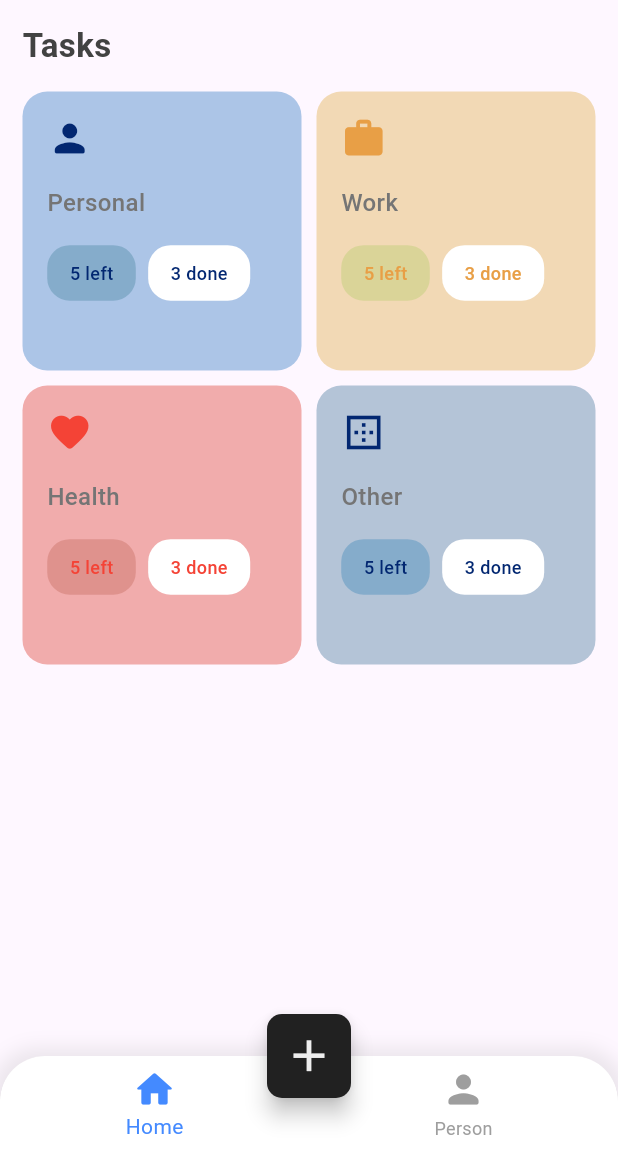
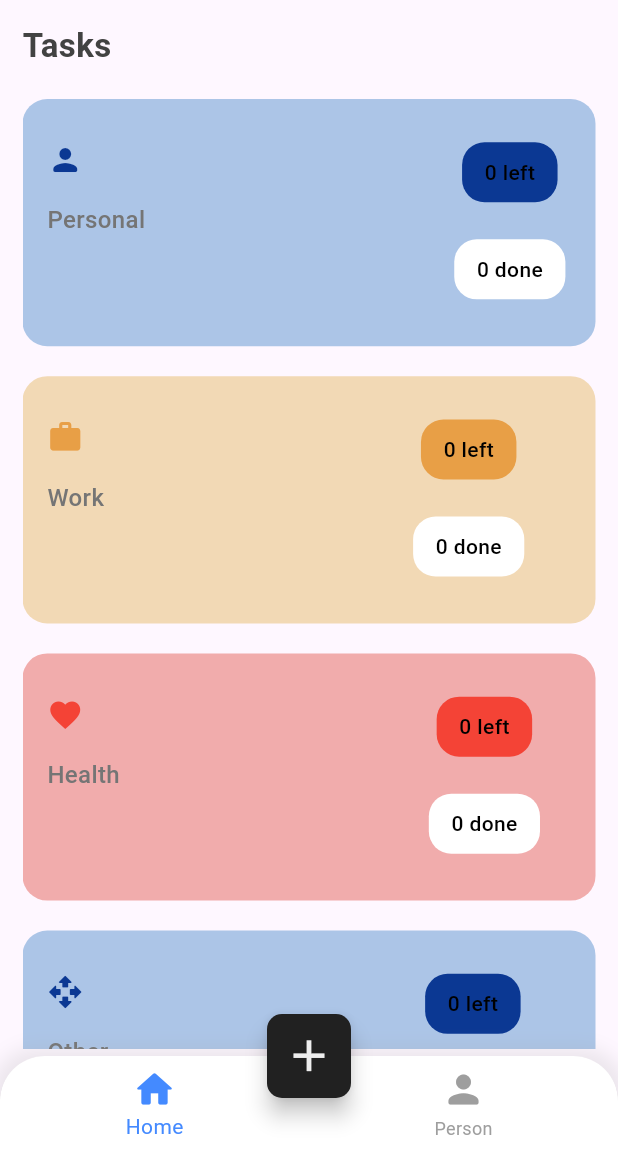
Before and after one commit to aman-tiwari18/TaskManagementApp, a Flutter app: the screen it shows after launch, on a phone screen of 412 x 824 dp, the part 84-1236 px from its top. Run offline on Flutter 3.47's test engine with Material 3 defaults, Android fonts, the phone set to English and light mode, and no system bars; our stand-ins replace timeline_tile.

Commit message:
fixed overflow

```diff
--- a/lib/modals/Task_modal.dart
+++ b/lib/modals/Task_modal.dart
@@ -1,109 +1,219 @@
 import 'package:flutter/material.dart';
 import 'package:note_app/widgets/constants.dart';
 
-class Task {
-  IconData? icon;
-  String? title;
-  Color? bgcolor;
-  Color? iconcolor;
-  Color? btncolor;
-  num? left;
-  List<Map<String, dynamic>>? desc;
-  num? done;
-  bool isLast;
+import 'dart:math';
 
-  Task(
-      {this.icon,
-      this.title,
-      this.bgcolor,
-      this.iconcolor,
-      this.btncolor,
-      this.left,
-      this.desc,
-      this.done,
-      this.isLast = false});
+abstract class Category {
+  String get title;
+  Icon get icon;
+  Color get bgColor;
+  List<Todo> get todos;
 
-  static List<Task> generateTasks() {
-    return [
-      Task(
-        icon: Icons.person_rounded,
-        title: 'Personal',
-        bgcolor: kBlueLight,
-        iconcolor: kBlueDark,
-        btncolor: Color.fromARGB(255, 133, 172, 203),
-        left: 5,
-        desc: [
-          {
-            'time': '10:00 AM',
-            'title': 'Watching a movie',
-            'slot': '10:00 AM - 11:00 AM',
-            'tlColor': kBlueDark,
-            'bgColor': kBlueLight,
-          },
-          {
-            'time': '11:00 AM',
-            'title': '',
-            'slot': '',
-            'tlColor': kYellowDark,
-            'bgColor': kYellowLight,
-          },
-          {
-            'time': '12:00 PM',
-            'title': 'Go to the Gym',
-            'slot': '12:00 PM - 1:00 PM',
-            'tlColor': kRedDark,
-            'bgColor': kRedLight,
-          },
-        ],
-        done: 3,
-        isLast: false,
-      ),
-      Task(
-        icon: Icons.work,
-        title: 'Work',
-        bgcolor: kYellowLight,
-        iconcolor: kYellowDark,
-        btncolor: const Color.fromARGB(255, 218, 212, 152),
-        left: 5,
-        desc: [
-          {
-            'time': '9:00 AM',
-            'title': 'Meeting with client',
-            'slot': '9:00 AM - 10:00 AM',
-            'tlColor': kRedDark,
-            'bgColor': kRedLight,
-          },
-          {
-            'time': '1:00 PM',
-            'title': 'call with Client',
-            'slot': '1:00 PM - 2:00 PM',
-            'tlColor': kYellowDark,
-            'bgColor': kYellowLight,
-          },
-        ],
-        done: 3,
-        isLast: false,
-      ),
-      Task(
-        icon: Icons.favorite_rounded,
-        title: 'Health',
-        bgcolor: kRedLight,
-        iconcolor: Colors.red,
-        btncolor: const Color.fromARGB(255, 223, 146, 141),
-        left: 5,
-        done: 3,
-        isLast: false,
-      ),
-      Task(
-        icon: Icons.border_outer_sharp,
-        title: 'Other',
-        bgcolor: kBlue,
-        iconcolor: kBlueDark,
-        btncolor: Color.fromARGB(255, 133, 172, 203),
-        left: 5,
-        done: 3,
-        isLast: false,
-      ),
-    ];
+  void add(Todo todo);
+  int getCompletedTask();
+  int getLeftTask();
+}
+
+class Personal extends Category {
+  static final Personal _instance = Personal._internal();
+
+  factory Personal() {
+    return _instance;
+  }
+
+  Personal._internal();
+
+  final String _title = "Personal";
+  final Icon _icon = const Icon(
+    Icons.person_rounded,
+    color: kBlueDark,
+  );
+  final Color _bgColor = kBlueLight;
+  final List<Todo> _todos = [];
+
+  @override
+  List<Todo> get todos => _todos;
+
+  @override
+  void add(Todo todo) {
+    _todos.add(todo);
+  }
+
+  @override
+  int getCompletedTask() {
+    return _todos.where((element) => element.completed == true).length;
+  }
+
+  @override
+  int getLeftTask() {
+    return _todos.where((element) => element.completed == false).length;
+  }
+
+  @override
+  Color get bgColor => _bgColor;
+
+  @override
+  Icon get icon => _icon;
+
+  @override
+  String get title => _title;
+}
+
+class Work extends Category {
+  final String _title = "Work";
+  final Icon _icon = const Icon(
+    Icons.work,
+    color: kYellowDark,
+  );
+  final Color _bgColor = kYellowLight;
+  final List<Todo> _todos = [];
+
+  static final Work _instance = Work._internal();
+
+  Work._internal();
+
+  factory Work() {
+    return _instance;
+  }
+
+  @override
+  List<Todo> get todos => _todos;
+
+  @override
+  void add(Todo todo) {
+    _todos.add(todo);
+  }
+
+  @override
+  int getCompletedTask() {
+    return _todos.map((todo) => todo.completed).toList().length;
+  }
+
+  @override
+  int getLeftTask() {
+    return _todos.map((todo) => !todo.completed).toList().length;
+  }
+
+  @override
+  Color get bgColor => _bgColor;
+
+  @override
+  Icon get icon => _icon;
+
+  @override
+  String get title => _title;
+}
+
+class Health extends Category {
+  final String _title = "Health";
+  final Icon _icon = const Icon(
+    Icons.favorite,
+    color: Colors.red,
+  );
+  final Color _bgColor = kRedLight;
+  final List<Todo> _todos = [];
+
+  static final Health _instance = Health._internal();
+
+  Health._internal();
+
+  factory Health() {
+    return _instance;
+  }
+
+  @override
+  List<Todo> get todos => _todos;
+
+  @override
+  void add(Todo todo) {
+    _todos.add(todo);
+  }
+
+  @override
+  int getCompletedTask() {
+    return _todos.map((todo) => todo.completed).toList().length;
+  }
+
+  @override
+  int getLeftTask() {
+    return _todos.map((todo) => !todo.completed).toList().length;
+  }
+
+  @override
+  Color get bgColor => _bgColor;
+
+  @override
+  Icon get icon => _icon;
+
+  @override
+  String get title => _title;
+}
+
+class Other extends Category {
+  final String _title = "Other";
+  final Icon _icon = const Icon(
+    Icons.open_with_rounded,
+    color: kBlueDark,
+  );
+  final Color _bgColor = kBlueLight;
+  final List<Todo> _todos = [];
+
+  static final Other _instance = Other._internal();
+
+  Other._internal();
+
+  factory Other() {
+    return _instance;
+  }
+
+  @override
+  List<Todo> get todos => _todos;
+
+  @override
+  void add(Todo todo) {
+    _todos.add(todo);
+  }
+
+  @override
+  int getCompletedTask() {
+    return _todos.map((todo) => todo.completed).toList().length;
+  }
+
+  @override
+  int getLeftTask() {
+    return _todos.map((todo) => !todo.completed).toList().length;
+  }
+
+  @override
+  Color get bgColor => _bgColor;
+
+  @override
+  Icon get icon => _icon;
+
+  @override
+  String get title => _title;
+}
+
+class Todo {
+  final int id;
+  final String title;
+  final String slot;
+  final bool completed;
+
+  late final Color bgColor;
+  final List<Color> _colors = [kBlue, kred, kYellow];
+
+  void _createBgColor() {
+    final int seed = Random().nextInt(3);
+    bgColor = _colors[seed];
+  }
+
+  Todo({
+    required this.id,
+    required this.title,
+    required this.slot,
+    this.completed = false,
+  }) {
+    _createBgColor();
   }
 }
--- a/lib/screens/HomePage.dart
+++ b/lib/screens/HomePage.dart
@@ -2,7 +2,9 @@
 // import 'dart:js';
 
 import 'package:flutter/material.dart';
+import 'package:intl/intl.dart';
 import 'package:note_app/modals/Task_modal.dart';
+import 'package:intl/date_symbol_data_local.dart';
 // import 'package:note_app/components/upper_header.dart';
 // import 'package:note_app/modals/Task_modal.dart';
 import 'package:note_app/screens/ProfilePage.dart';
@@ -167,7 +169,7 @@ class HomePage extends StatelessWidget {
           ),
         ),
         Expanded(
-          child: Tasks(),
+          child: CategoryScreen(),
         )
       ],
     );
@@ -175,10 +177,12 @@ class HomePage extends StatelessWidget {
 }
 
 const List<String> list = <String>['Work', 'Personal', 'Health', 'Other'];
-
+String dropdownValue = list.first;
 Future<void> _showMyDialog(BuildContext parentContext) async {
   TextEditingController myController = new TextEditingController();
   var he = MediaQuery.of(parentContext).size.height;
+  DateTime dateTime = DateTime.now();
+  String formattedTime = DateFormat.H().format(dateTime);
 
   return showDialog<void>(
     context: parentContext,
@@ -235,9 +239,15 @@ Future<void> _showMyDialog(BuildContext parentContext) async {
                       MaterialStatePropertyAll<Color>(Colors.blue.shade600),
                 ),
                 onPressed: () {
-                  print('hello');
-                  print('value, ${myController.text}');
-                  // TaskTimeLine.buildCard();
+                  Category selectedCategory =
+                      getCategoryFromName(dropdownValue);
+                  Todo newTodo = Todo(
+                    id: UniqueKey().hashCode,
+                    title: myController.text,
+                    slot: formattedTime + ':00',
+                    completed: false,
+                  );
+                  selectedCategory.add(newTodo);
                   Navigator.pop(context);
                 },
                 child: const Text(
@@ -262,8 +272,6 @@ class DropdownButtonExample extends StatefulWidget {
 }
 
 class _DropdownButtonExampleState extends State<DropdownButtonExample> {
-  String dropdownValue = list.first;
-
   @override
   Widget build(BuildContext context) {
     return DropdownButton<String>(
@@ -293,3 +301,18 @@ class _DropdownButtonExampleState extends State<DropdownButtonExample> {
     );
   }
 }
+
+Category getCategoryFromName(String categoryName) {
+  switch (categoryName) {
+    case 'Work':
+      return Work();
+    case 'Personal':
+      return Personal();
+    case 'Health':
+      return Health();
+    case 'Other':
+      return Other();
+    default:
+      throw Exception('Invalid category name');
+  }
+}
--- a/lib/widgets/TaskTimeLine.dart
+++ b/lib/widgets/TaskTimeLine.dart
@@ -1,82 +1,88 @@
 import 'package:flutter/material.dart';
+import 'package:intl/intl.dart';
+import 'package:note_app/modals/Task_modal.dart';
+import 'package:note_app/widgets/buildCard.dart';
 import 'package:timeline_tile/timeline_tile.dart';
 
 class TaskTimeLine extends StatelessWidget {
-  final Map<String, dynamic> detail;
-  TaskTimeLine(this.detail);
+  final Todo todo;
+  TaskTimeLine({required this.todo});
 
   @override
   Widget build(BuildContext context) {
-    return Container(
-      color: Colors.white,
-      padding: EdgeInsets.symmetric(horizontal: 15),
-      child: Row(
+    DateTime dateTime = DateTime.now();
+    String formattedTime = DateFormat.H().format(dateTime);
+    return Column(
       children: [
-          _buildTimeLine(detail['tlColor']),
+        Row(
+          children: [
+            _buildTimeLine(todo.bgColor),
             Expanded(
               child: Row(
                 mainAxisAlignment: MainAxisAlignment.spaceBetween,
                 crossAxisAlignment: CrossAxisAlignment.start,
                 children: [
                   Text(
-                  detail['time'],
+                    formattedTime + ':00',
                     style: TextStyle(
                         color: Colors.grey,
                         fontSize: 15,
+                        fontWeight: FontWeight.w500),
                   ),
+                  BuildCard(
+                    bgColor: todo.bgColor,
+                    title: todo.title,
+                    slot: todo.slot.toString(),
                   ),
-                detail['title'].isNotEmpty
-                    ? _buildCard(
-                        detail['bgColor'], detail['title'], detail['slot'])
-                    : _buildCard(Colors.white, '', '')
                 ],
               ),
             ),
           ],
         ),
+      ],
     );
   }
 
-  Widget _buildCard(Color bgColor, String title, String slot) {
-    return Container(
-      width: 250,
-      height: 100,
-      decoration: BoxDecoration(
-        color: bgColor,
-        borderRadius: BorderRadius.only(
-          topLeft: Radius.circular(10),
-          topRight: Radius.circular(10),
-          bottomRight: Radius.circular(10),
-        ),
-      ),
-      child: Column(
-        crossAxisAlignment: CrossAxisAlignment.start,
-        children: [
-          Padding(
-            padding: EdgeInsets.all(8.0),
-            child: Text(
-              title,
-              style: TextStyle(
-                color: Colors.grey.shade900,
-                fontSize: 18,
-                fontWeight: FontWeight.w500,
-              ),
-            ),
-          ),
-          Padding(
-            padding: EdgeInsets.all(8.0),
-            child: Text(
-              slot,
-              style: TextStyle(
-                  color: Colors.grey.shade900,
-                  fontSize: 18,
-                  fontWeight: FontWeight.w500),
-            ),
-          ),
-        ],
-      ),
-    );
-  }
+  // Widget _buildCard(Color bgColor, String title, String slot) {
+  //   return Container(
+  //     width: 250,
+  //     height: 100,
+  //     decoration: BoxDecoration(
+  //       color: bgColor,
+  //       borderRadius: BorderRadius.only(
+  //         topLeft: Radius.circular(10),
+  //         topRight: Radius.circular(10),
+  //         bottomRight: Radius.circular(10),
+  //       ),
+  //     ),
+  //     child: Column(
+  //       crossAxisAlignment: CrossAxisAlignment.start,
+  //       children: [
+  //         Padding(
+  //           padding: EdgeInsets.all(8.0),
+  //           child: Text(
+  //             title,
+  //             style: TextStyle(
+  //               color: Colors.grey.shade900,
+  //               fontSize: 18,
+  //               fontWeight: FontWeight.w500,
+  //             ),
+  //           ),
+  //         ),
+  //         Padding(
+  //           padding: EdgeInsets.all(8.0),
+  //           child: Text(
+  //             slot,
+  //             style: TextStyle(
+  //                 color: Colors.grey.shade900,
+  //                 fontSize: 18,
+  //                 fontWeight: FontWeight.w500),
+  //           ),
+  //         ),
+  //       ],
+  //     ),
+  //   );
+  // }
 
   Widget _buildTimeLine(Color color) {
     return Container(
--- /dev/null
+++ b/lib/widgets/buildCard.dart
@@ -0,0 +1,54 @@
+import 'package:flutter/material.dart';
+
+class BuildCard extends StatelessWidget {
+  final Color bgColor;
+  final String title;
+  final String slot;
+  const BuildCard(
+      {super.key,
+      required this.bgColor,
+      required this.title,
+      required this.slot});
+
+  @override
+  Widget build(BuildContext context) {
+    return Container(
+      width: 250,
+      height: 100,
+      decoration: BoxDecoration(
+        color: bgColor,
+        borderRadius: const BorderRadius.only(
+          topLeft: Radius.circular(10),
+          topRight: Radius.circular(10),
+          bottomRight: Radius.circular(10),
+        ),
+      ),
+      child: Column(
+        crossAxisAlignment: CrossAxisAlignment.start,
+        children: [
+          Padding(
+            padding: EdgeInsets.all(8.0),
+            child: Text(
+              title,
+              style: TextStyle(
+                color: Colors.grey.shade900,
+                fontSize: 18,
+                fontWeight: FontWeight.w500,
+              ),
+            ),
+          ),
+          Padding(
+            padding: EdgeInsets.all(8.0),
+            child: Text(
+              slot,
+              style: TextStyle(
+                  color: Colors.grey.shade900,
+                  fontSize: 18,
+                  fontWeight: FontWeight.w500),
+            ),
+          ),
+        ],
+      ),
+    );
+  }
+}
--- a/lib/widgets/constants.dart
+++ b/lib/widgets/constants.dart
@@ -5,7 +5,7 @@ const Color kYellowDark = Color.fromARGB(255, 232, 159, 70);
 const Color kYellow = Color.fromARGB(255, 181, 144, 63);
 
 const Color kBlueLight = Color.fromARGB(255, 172, 197, 231);
-const Color kBlueDark = Color.fromARGB(255, 2, 39, 113);
+const Color kBlueDark = Color.fromARGB(255, 11, 56, 147);
 const Color kBlue = Color.fromARGB(255, 180, 196, 215);
 
 const Color kred = Color.fromARGB(255, 195, 35, 48);
--- a/lib/widgets/detail.dart
+++ b/lib/widgets/detail.dart
@@ -1,18 +1,16 @@
 import 'package:flutter/material.dart';
 import 'package:note_app/modals/Task_modal.dart';
 import 'package:note_app/widgets/TaskTimeLine.dart';
-import 'package:note_app/widgets/task.dart';
 import 'package:note_app/widgets/task_title.dart';
 
 import 'datePicker.dart';
 
 class DetailPage extends StatelessWidget {
-  final Task task;
-  DetailPage(this.task);
+  final Category cateogry;
+  const DetailPage({Key? key, required this.cateogry}) : super(key: key);
 
   @override
   Widget build(BuildContext context) {
-    final detailList = task.desc;
     return Scaffold(
       backgroundColor: Colors.black,
       body: CustomScrollView(
@@ -36,7 +34,7 @@ class DetailPage extends StatelessWidget {
               ),
             ),
           ),
-          detailList == null
+          cateogry.todos.isEmpty
               ? SliverFillRemaining(
                   child: Container(
                     color: Colors.white,
@@ -54,8 +52,9 @@ class DetailPage extends StatelessWidget {
                 )
               : SliverList(
                   delegate: SliverChildBuilderDelegate(
-                      (context, index) => TaskTimeLine(detailList[index]),
-                      childCount: detailList.length)),
+                      (context, index) =>
+                          TaskTimeLine(todo: cateogry.todos[index]),
+                      childCount: cateogry.todos.length)),
         ],
       ),
     );
@@ -89,7 +88,7 @@ class DetailPage extends StatelessWidget {
           mainAxisAlignment: MainAxisAlignment.end,
           children: [
             Text(
-              '${task.title}',
+              '${cateogry.title}',
               style: const TextStyle(
                 fontSize: 20,
                 fontWeight: FontWeight.w500,
@@ -99,7 +98,7 @@ class DetailPage extends StatelessWidget {
               height: 5,
             ),
             Text(
-              'You have ${task.left} tasks to do',
+              'You have ${cateogry.getLeftTask()} tasks to do',
               style: const TextStyle(
                 fontSize: 11,
                 color: Colors.grey,
--- a/lib/widgets/task.dart
+++ b/lib/widgets/task.dart
@@ -4,23 +4,39 @@ import 'package:note_app/modals/Task_modal.dart';
 import 'package:note_app/widgets/constants.dart';
 import 'package:note_app/widgets/detail.dart';
 
-class Tasks extends StatelessWidget {
-  final taskList = Task.generateTasks();
-
-  Tasks({super.key});
+class CategoryScreen extends StatelessWidget {
+  const CategoryScreen({super.key});
 
   @override
   Widget build(BuildContext context) {
     return Container(
-        padding: const EdgeInsets.symmetric(horizontal: 15),
-        child: GridView.builder(
-          itemCount: taskList.length,
-          gridDelegate: const SliverGridDelegateWithFixedCrossAxisCount(
-              crossAxisCount: 2, mainAxisSpacing: 10, crossAxisSpacing: 10),
-          itemBuilder: (context, index) => taskList[index].isLast
-              ? _buildAddTask()
-              : _buildTask(context, taskList[index]),
-        ));
+      padding: const EdgeInsets.symmetric(horizontal: 15, vertical: 5),
+      child: ListView(
+        children: [
+          CategoryCard(
+            category: Personal(),
+          ),
+          const SizedBox(
+            height: 20,
+          ),
+          CategoryCard(
+            category: Work(),
+          ),
+          const SizedBox(
+            height: 20,
+          ),
+          CategoryCard(
+            category: Health(),
+          ),
+          const SizedBox(
+            height: 20,
+          ),
+          CategoryCard(
+            category: Other(),
+          ),
+        ],
+      ),
+    );
   }
 }
 
@@ -55,80 +71,149 @@ Widget _buildAddTask() {
 //   );
 // }
 
-Widget _buildTask(
-  BuildContext context,
-  Task taskList,
-) {
-  var he = MediaQuery.of(context).size.height;
+class CategoryCard extends StatelessWidget {
+  final Category category;
+
+  const CategoryCard({
+    super.key,
+    required this.category,
+  });
+
+  @override
+  Widget build(context) {
+    final double he = MediaQuery.of(context).size.height;
     return GestureDetector(
       onTap: () {
         Navigator.push(
           context,
           MaterialPageRoute(
-          builder: (context) => DetailPage(taskList),
+            builder: (context) => DetailPage(cateogry: category),
           ),
         );
       },
       child: Container(
         height: he * 0.2,
         width: he * 0.2,
-      padding: EdgeInsets.only(left: he * 0.02, top: he * 0.02),
+        padding: EdgeInsets.only(left: he * 0.02, top: he * 0.035),
         decoration: BoxDecoration(
-        color: taskList.bgcolor,
+          color: category.bgColor,
           // border: Border.all(width: 2),
           borderRadius: BorderRadius.circular(he * 0.02),
         ),
-      child: Column(
+        child: Row(
+          children: [
+            Column(
               crossAxisAlignment: CrossAxisAlignment.start,
               children: [
-          Icon(
-            taskList.icon,
-            color: taskList.iconcolor,
-            size: 30,
-          ),
+                category.icon,
                 SizedBox(
                   height: he * 0.02,
                 ),
                 Text(
-            taskList.title.toString(),
+                  category.title,
                   style: TextStyle(
                     fontSize: 16,
                     fontWeight: FontWeight.w500,
                     color: Colors.grey.shade600,
                   ),
                 ),
+              ],
+            ),
             SizedBox(
-            height: he * 0.02,
+              width: he * 0.25,
             ),
-          Row(
+            Column(
               children: [
-              _buildTaskStatus(taskList.btncolor!, taskList.iconcolor!,
-                  '${taskList.left} left'),
+                _buildTaskStatus(category.icon.color!, Colors.black,
+                    '${category.getLeftTask()} left'),
                 SizedBox(
-                width: he * 0.01,
+                  height: he * 0.03,
                 ),
-              _buildTaskStatus(
-                  kwhite, taskList.iconcolor!, '${taskList.done} done'),
+                _buildTaskStatus(kwhite, Colors.black,
+                    '${category.getCompletedTask()} done'),
               ],
-          )
+            ),
           ],
         ),
       ),
     );
   }
+}
 
-Widget _buildTaskStatus(Color bgcolor, Color txtColor, String txt) {
+// Widget _buildTask(
+//   BuildContext context,
+//   Task taskList,
+// ) {
+//   var he = MediaQuery.of(context).size.height;
+//   return GestureDetector(
+//     onTap: () {
+//       Navigator.push(
+//         context,
+//         MaterialPageRoute(
+//           builder: (context) => DetailPage(taskList),
+//         ),
+//       );
+//     },
+//     child: Container(
+//       height: he * 0.2,
+//       width: he * 0.2,
+//       padding: EdgeInsets.only(left: he * 0.02, top: he * 0.02),
+//       decoration: BoxDecoration(
+//         color: taskList.bgcolor,
+//         // border: Border.all(width: 2),
+//         borderRadius: BorderRadius.circular(he * 0.02),
+//       ),
+//       child: Column(
+//         crossAxisAlignment: CrossAxisAlignment.start,
+//         children: [
+//           Icon(
+//             taskList.icon,
+//             color: taskList.iconcolor,
+//             size: 30,
+//           ),
+//           SizedBox(
+//             height: he * 0.02,
+//           ),
+//           Text(
+//             taskList.title.toString(),
+//             style: TextStyle(
+//               fontSize: 16,
+//               fontWeight: FontWeight.w500,
+//               color: Colors.grey.shade600,
+//             ),
+//           ),
+//           SizedBox(
+//             height: he * 0.02,
+//           ),
+//           Row(
+//             children: [
+//               _buildTaskStatus(taskList.btncolor!, taskList.iconcolor!,
+//                   '${taskList.left} left'),
+//               SizedBox(
+//                 width: he * 0.01,
+//               ),
+//               _buildTaskStatus(
+//                   kwhite, taskList.iconcolor!, '${taskList.done} done'),
+//             ],
+//           )
+//         ],
+//       ),
+//     ),
+//   );
+// }
+
+Widget _buildTaskStatus(Color bgColor, Color txtColor, String txt) {
   return Container(
     padding: const EdgeInsets.symmetric(horizontal: 15, vertical: 10),
     decoration: BoxDecoration(
-      color: bgcolor,
+      color: bgColor,
       borderRadius: BorderRadius.circular(15),
     ),
     child: Text(
       txt,
       style: TextStyle(
         color: txtColor,
-        fontSize: 12,
+        fontSize: 14,
         fontWeight: FontWeight.w500,
       ),
     ),
```
Also changed, not shown: pubspec.yaml (+3 -6 lines). Lines whose indentation alone changed are shown as unchanged.
